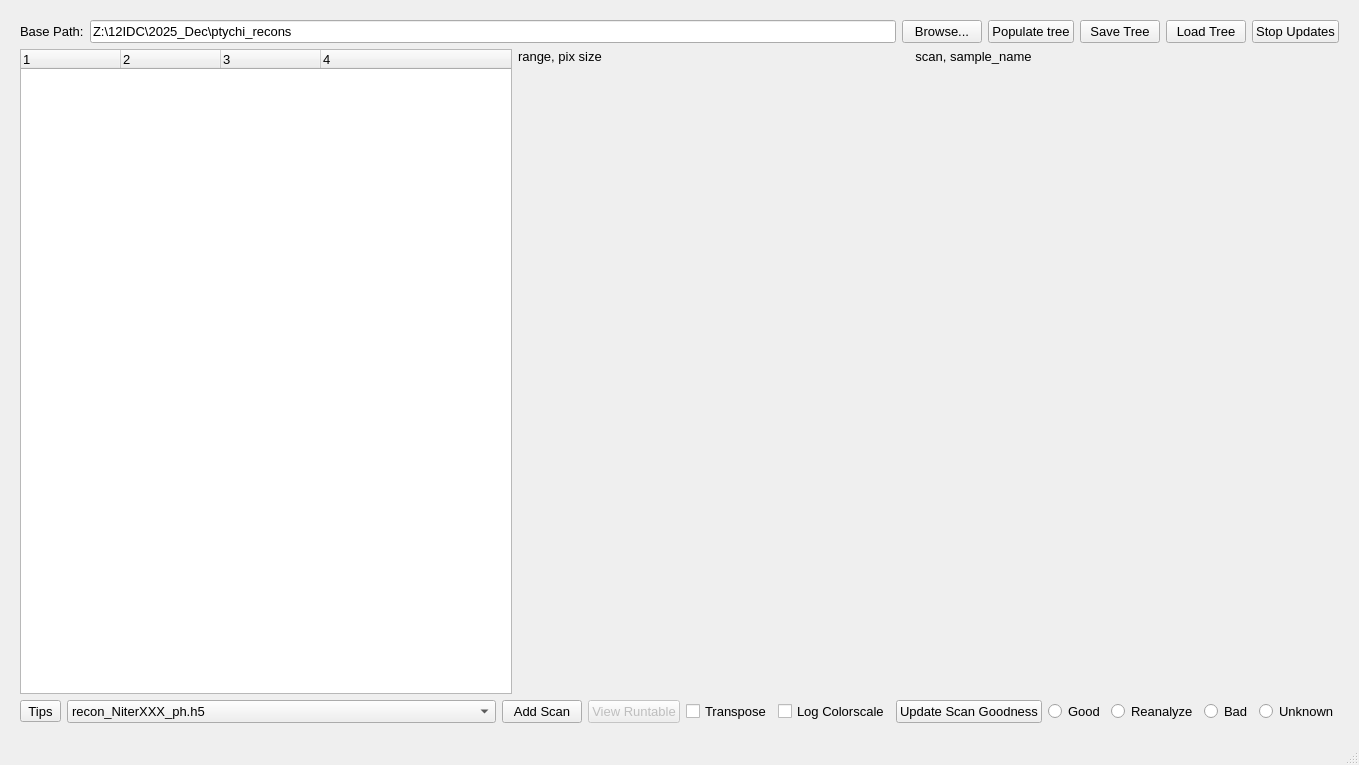
This is ptychi_file_browser.ui in jooneal225/ptychi-file-browser as Qt 5 draws it before an edit. The edited form follows.
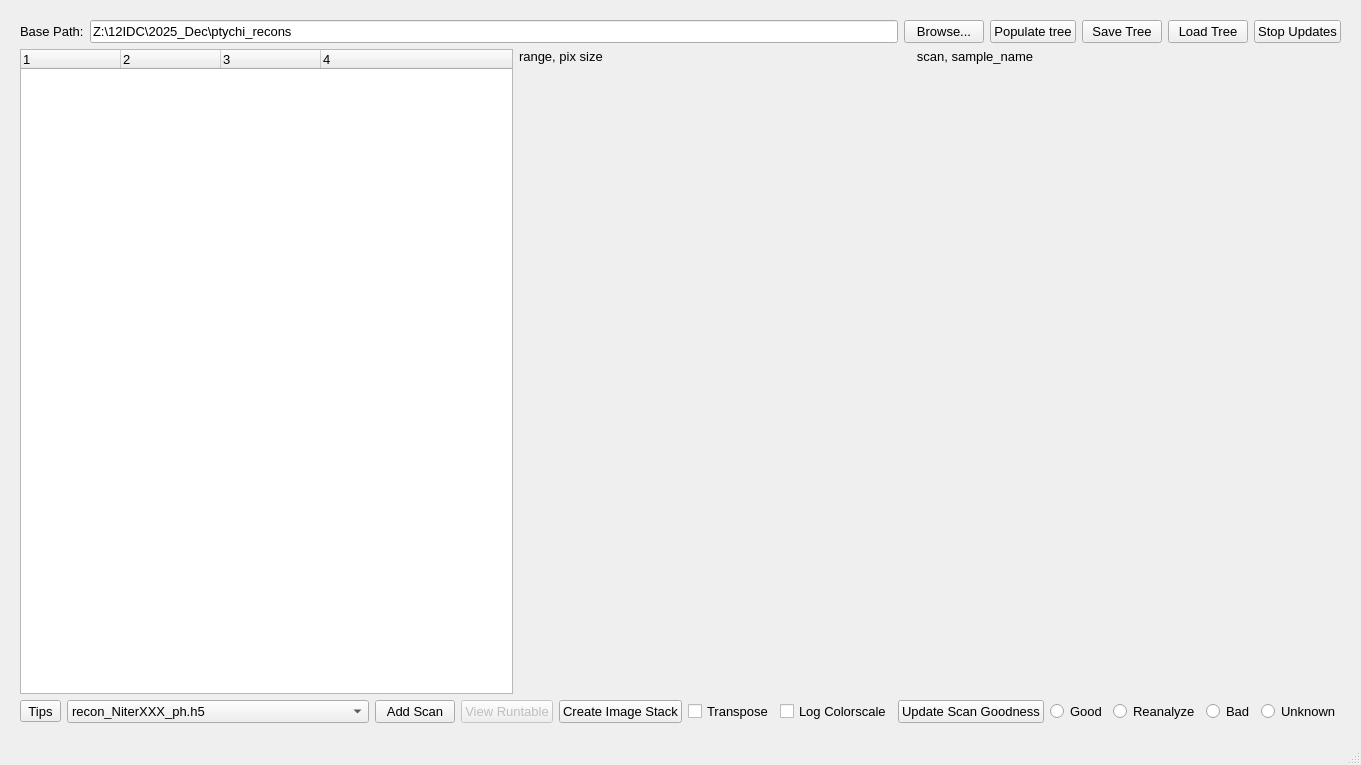
This is the edited form.

Commit message:
Add image stack window and colorscale/zoom-tracking controls to image view
Adds image_stack_window.py, an auto colorscale toggle and a three-way
zoom-tracking mode (auto-reset / track / none) to ImagePlotWidget, and
wires these into the main browser. Also drops tracked temp/smoke test
scripts and ignores _temp*/_tmp*/_smoke* going forward.

The edit to the form file:
```diff
--- a/ptychi_file_browser.ui
+++ b/ptychi_file_browser.ui
@@ -331,6 +331,21 @@
           </property>
          </widget>
         </item>
+        <item>
+         <widget class="QPushButton" name="pushButton_createImageStack">
+          <property name="font">
+           <font>
+            <pointsize>10</pointsize>
+           </font>
+          </property>
+          <property name="toolTip">
+           <string>Build a 3D stack from several same-type images</string>
+          </property>
+          <property name="text">
+           <string>Create Image Stack</string>
+          </property>
+         </widget>
+        </item>
         <item>
          <widget class="QCheckBox" name="checkBox_transpose">
           <property name="font">
```
The commit also changes 8 other files.
